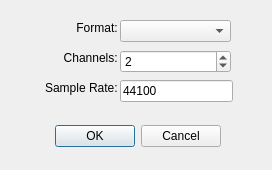
rfalessandro/QtMath, file rawinfodialog.ui: the form before one commit.
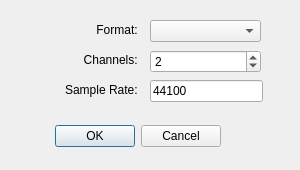
The form after the commit.

```diff
--- a/rawinfodialog.ui
+++ b/rawinfodialog.ui
@@ -6,7 +6,7 @@
    <rect>
     <x>0</x>
     <y>0</y>
-    <width>272</width>
+    <width>300</width>
     <height>170</height>
    </rect>
   </property>
@@ -18,13 +18,13 @@
   </property>
   <property name="minimumSize">
    <size>
-    <width>272</width>
+    <width>300</width>
     <height>170</height>
    </size>
   </property>
   <property name="maximumSize">
    <size>
-    <width>272</width>
+    <width>300</width>
     <height>170</height>
    </size>
   </property>
@@ -53,10 +53,10 @@
   <widget class="QLabel" name="label">
    <property name="geometry">
     <rect>
-     <x>30</x>
+     <x>20</x>
      <y>20</y>
-     <width>91</width>
-     <height>16</height>
+     <width>121</width>
+     <height>20</height>
     </rect>
    </property>
    <property name="layoutDirection">
@@ -72,10 +72,10 @@
   <widget class="QLabel" name="label_2">
    <property name="geometry">
     <rect>
-     <x>30</x>
+     <x>20</x>
      <y>50</y>
-     <width>91</width>
-     <height>16</height>
+     <width>121</width>
+     <height>20</height>
     </rect>
    </property>
    <property name="layoutDirection">
@@ -91,10 +91,10 @@
   <widget class="QLabel" name="label_3">
    <property name="geometry">
     <rect>
-     <x>30</x>
+     <x>20</x>
      <y>80</y>
-     <width>91</width>
-     <height>16</height>
+     <width>121</width>
+     <height>20</height>
     </rect>
    </property>
    <property name="layoutDirection">
@@ -110,7 +110,7 @@
   <widget class="QSpinBox" name="sbNChannel">
    <property name="geometry">
     <rect>
-     <x>120</x>
+     <x>150</x>
      <y>50</y>
      <width>111</width>
      <height>23</height>
@@ -123,7 +123,7 @@
   <widget class="QLineEdit" name="txtSampleRate">
    <property name="geometry">
     <rect>
-     <x>120</x>
+     <x>150</x>
      <y>80</y>
      <width>113</width>
      <height>22</height>
@@ -139,7 +139,7 @@
   <widget class="QComboBox" name="cbFormat">
    <property name="geometry">
     <rect>
-     <x>120</x>
+     <x>150</x>
      <y>20</y>
      <width>111</width>
      <height>22</height>
```
Left out of the diff: 3 changed lines with no effect on the pictures.
